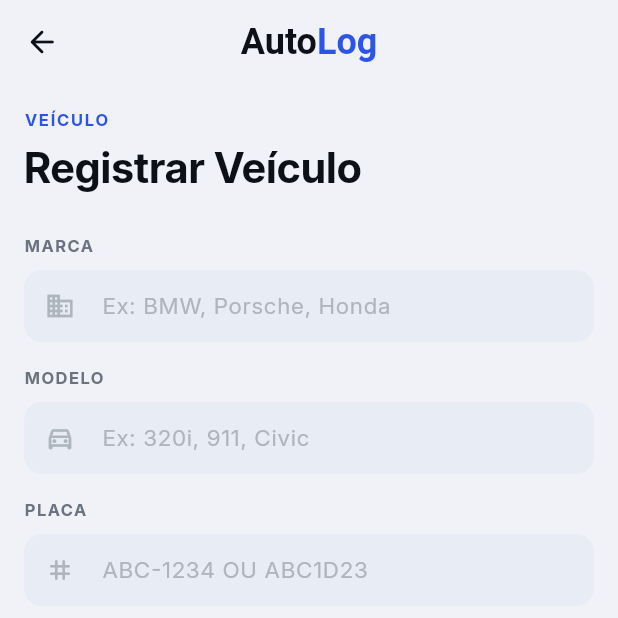
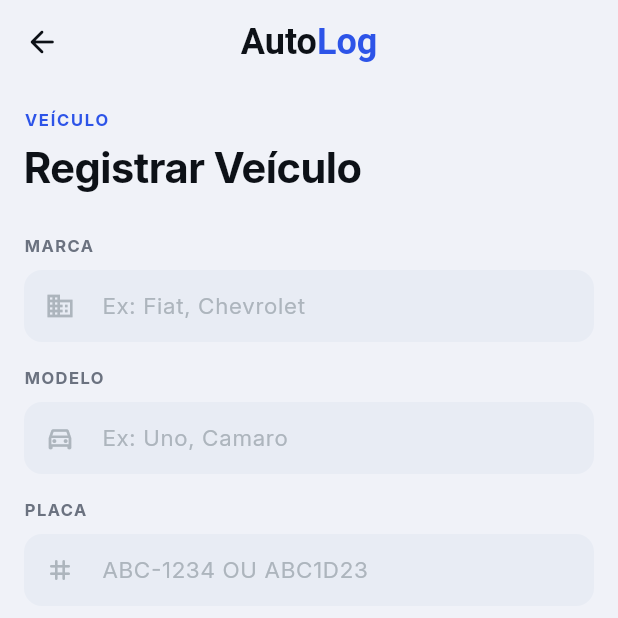
Before and after one commit to paulohm0/autolog_app, a Flutter app: the screen it shows after launch, on a phone screen of 412 x 824 dp, the top half of it. Run offline on Flutter 3.47's test engine with Material 3 defaults, Android fonts, the phone set to English and light mode, and no system bars.

Commit message:
feat: centralize string constants

```diff
--- /dev/null
+++ b/lib/core/constants/app_strings.dart
@@ -0,0 +1,55 @@
+class AppStrings {
+  AppStrings._();
+
+  // Brand
+  static const String appBrandName = 'AutoLog';
+  static const String appBrandNameSplit1 = "Auto";
+  static const String appBrandNameSplit2 = "Log";
+  static const String proBadge = 'PRO';
+
+  // Home Screen
+  static const String totalExpenseLabel = 'TOTAL GASTO COM MANUTENÇÃO EM 2024';
+  static const String activeVehiclesLabel = 'Veículos Ativos';
+  static const String nextOilChangeLabel = 'Próxima Troca de Óleo';
+  static const String maintenanceHistory = 'Histórico de Manutenção';
+  static const String filters = 'Filtros';
+  static const String allVehicles = 'Todos os Veículos';
+  static const String vehicleFilter = 'VEÍCULO';
+  static const String yearFilter = 'ANO';
+
+  // Register Vehicle Screen
+  static const String vehicleSection = 'VEÍCULO';
+  static const String registerVehicleTitle = 'Registrar Veículo';
+  static const String brandLabel = 'Marca';
+  static const String brandHint = 'Ex: Fiat, Chevrolet';
+  static const String modelLabel = 'Modelo';
+  static const String modelHint = 'Ex: Uno, Camaro';
+  static const String plateLabel = 'Placa';
+  static const String plateHint = 'ABC-1234 OU ABC1D23';
+  static const String optionalDetails = 'Detalhes Opcionais';
+  static const String yearLabel = 'ANO';
+  static const String colorLabel = 'COR';
+  static const String saveVehicleButton = 'Salvar Veículo';
+  static const String saveVehicleDescription =
+      'Ao salvar, este veículo será adicionado à sua\ngaragem digital e sincronizado com sua conta.';
+
+  // Register Service Screen
+  static const String maintenanceSection = 'MANUTENÇÃO';
+  static const String registerServiceTitle = 'Registrar Serviço';
+  static const String vehicleLabel = 'Veículo';
+  static const String selectCarHint = 'Selecione o carro';
+  static const String maintenanceDateLabel = 'DATA DA MANUTENÇÃO';
+  static const String dateHint = 'dd/mm/aaaa';
+  static const String workshopLabel = 'Oficina / Estabelecimento';
+  static const String workshopHint = 'Ex: Performance Garage SP';
+  static const String serviceValueLabel = "VALOR DO SERVIÇO";
+  static const String servicesDescriptionLabel =
+      'Descrição dos Serviços e Peças';
+  static const String servicesDescriptionHint =
+      'Descreva os itens trocados e serviços realizados...';
+  static const String totalValueLabel = 'VALOR TOTAL';
+  static const String moneySignLabel = 'R\$';
+  static const String saveMaintenanceButton = 'Salvar Manutenção';
+  static const String valueWarning =
+      '* O valor inserido será contabilizado no seu relatório anual de gastos automotivos automaticamente.';
+}
--- a/lib/core/theme/app_theme.dart
+++ b/lib/core/theme/app_theme.dart
@@ -1,6 +1,30 @@
 import 'package:flutter/material.dart';
 
+class AppTheme {
+  AppTheme._(); // impedir instanciação
+  static ThemeData get theme {
+    return ThemeData(
+      useMaterial3: true,
+      colorScheme: ColorScheme.fromSeed(seedColor: AppColors.primary),
+      scaffoldBackgroundColor: AppColors.background,
+      fontFamily: AppTextStyles.fontFamily,
+      appBarTheme: const AppBarTheme(
+        backgroundColor: AppColors.background,
+        elevation: 0,
+        scrolledUnderElevation: 0,
+        iconTheme: IconThemeData(color: AppColors.textPrimary),
+        titleTextStyle: TextStyle(
+          fontSize: 18,
+          fontWeight: FontWeight.w700,
+          color: AppColors.textPrimary,
+        ),
+      ),
+    );
+  }
+}
+
 class AppColors {
+  AppColors._();
   // Primary
   static const Color primary = Color(0xFF2D54E8);
   static const Color primaryDark = Color(0xFF1A3CC9);
@@ -28,6 +52,7 @@ class AppColors {
 }
 
 class AppTextStyles {
+  AppTextStyles._();
   static const String fontFamily = 'Inter';
 
   static const TextStyle displayLarge = TextStyle(
@@ -103,29 +128,8 @@ class AppTextStyles {
   );
 }
 
-class AppTheme {
-  static ThemeData get theme {
-    return ThemeData(
-      useMaterial3: true,
-      colorScheme: ColorScheme.fromSeed(seedColor: AppColors.primary),
-      scaffoldBackgroundColor: AppColors.background,
-      fontFamily: AppTextStyles.fontFamily,
-      appBarTheme: const AppBarTheme(
-        backgroundColor: AppColors.background,
-        elevation: 0,
-        scrolledUnderElevation: 0,
-        iconTheme: IconThemeData(color: AppColors.textPrimary),
-        titleTextStyle: TextStyle(
-          fontSize: 18,
-          fontWeight: FontWeight.w700,
-          color: AppColors.textPrimary,
-        ),
-      ),
-    );
-  }
-}
-
 class AppSpacing {
+  AppSpacing._();
   static const double xs = 4;
   static const double sm = 8;
   static const double md = 12;
@@ -136,6 +140,7 @@ class AppSpacing {
 }
 
 class AppRadius {
+  AppRadius._();
   static const double sm = 8;
   static const double md = 12;
   static const double lg = 16;
--- a/lib/main.dart
+++ b/lib/main.dart
@@ -1,3 +1,4 @@
+import 'package:autolog_app/core/constants/app_strings.dart';
 import 'package:autolog_app/core/theme/app_theme.dart';
 import 'package:autolog_app/ui/home/view/home_screen.dart';
 import 'package:autolog_app/ui/register_service/view/register_service_screen.dart';
@@ -15,7 +16,7 @@ class AutoLogApp extends StatelessWidget {
   Widget build(BuildContext context) {
     return MaterialApp(
       debugShowCheckedModeBanner: false,
-      title: 'AutoLog',
+      title: AppStrings.appBrandName,
       theme: AppTheme.theme,
       initialRoute: '/register_vehicle',
       routes: {
--- a/lib/ui/register_vehicle/view/register_vehicle_screen.dart
+++ b/lib/ui/register_vehicle/view/register_vehicle_screen.dart
@@ -1,3 +1,4 @@
+import 'package:autolog_app/core/constants/app_strings.dart';
 import 'package:autolog_app/core/theme/app_theme.dart';
 import 'package:autolog_app/ui/widgets/app_text_field.dart';
 import 'package:autolog_app/ui/widgets/autolog_brand.dart';
@@ -21,7 +22,7 @@ class RegisterVehicleScreen extends StatelessWidget {
           text: TextSpan(
             children: [
               TextSpan(
-                text: 'Auto',
+                text: AppStrings.appBrandNameSplit1,
                 style: TextStyle(
                   fontSize: 24,
                   fontWeight: FontWeight.bold,
@@ -29,7 +30,7 @@ class RegisterVehicleScreen extends StatelessWidget {
                 ),
               ),
               TextSpan(
-                text: 'Log',
+                text: AppStrings.appBrandNameSplit2,
                 style: TextStyle(
                   fontSize: 24,
                   fontWeight: FontWeight.bold,
@@ -69,14 +70,17 @@ class RegisterVehicleScreen extends StatelessWidget {
       crossAxisAlignment: CrossAxisAlignment.start,
       children: [
         Text(
-          'VEÍCULO',
+          AppStrings.vehicleSection,
           style: AppTextStyles.labelLarge.copyWith(
             color: AppColors.primary,
             letterSpacing: 1.2,
           ),
         ),
         const SizedBox(height: AppSpacing.xs),
-        Text('Registrar Veículo', style: AppTextStyles.displayMedium),
+        Text(
+          AppStrings.registerVehicleTitle,
+          style: AppTextStyles.displayMedium,
+        ),
       ],
     );
   }
@@ -85,20 +89,20 @@ class RegisterVehicleScreen extends StatelessWidget {
     return Column(
       children: const [
         AppTextField(
-          label: 'Marca',
-          hintText: 'Ex: BMW, Porsche, Honda',
+          label: AppStrings.brandLabel,
+          hintText: AppStrings.brandHint,
           prefixIcon: Icons.business_outlined,
         ),
         SizedBox(height: AppSpacing.lg),
         AppTextField(
-          label: 'Modelo',
-          hintText: 'Ex: 320i, 911, Civic',
+          label: AppStrings.modelLabel,
+          hintText: AppStrings.modelHint,
           prefixIcon: Icons.directions_car_outlined,
         ),
         SizedBox(height: AppSpacing.lg),
         AppTextField(
-          label: 'Placa',
-          hintText: 'ABC-1234 OU ABC1D23',
+          label: AppStrings.plateLabel,
+          hintText: AppStrings.plateHint,
           prefixIcon: Icons.tag_rounded,
         ),
       ],
@@ -126,18 +130,24 @@ class RegisterVehicleScreen extends StatelessWidget {
                 ),
               ),
               const SizedBox(width: AppSpacing.sm),
-              Text('Detalhes Opcionais', style: AppTextStyles.titleLarge),
+              Text(AppStrings.optionalDetails, style: AppTextStyles.titleLarge),
             ],
           ),
           const SizedBox(height: AppSpacing.lg),
           Row(
             children: [
               Expanded(
-                child: _OptionalField(label: 'ANO', value: '2024'),
+                child: _OptionalField(
+                  label: AppStrings.yearLabel,
+                  value: '2024',
+                ),
               ),
               const SizedBox(width: AppSpacing.md),
               Expanded(
-                child: _OptionalField(label: 'COR', value: 'Prata'),
+                child: _OptionalField(
+                  label: AppStrings.colorLabel,
+                  value: 'Prata',
+                ),
               ),
             ],
           ),
@@ -150,12 +160,12 @@ class RegisterVehicleScreen extends StatelessWidget {
     return Column(
       children: [
         const PrimaryButton(
-          label: 'Salvar Veículo',
+          label: AppStrings.saveVehicleButton,
           icon: Icons.save_alt_rounded,
         ),
         const SizedBox(height: AppSpacing.md),
         Text(
-          'Ao salvar, este veículo será adicionado à sua\ngaragem digital e sincronizado com sua conta.',
+          AppStrings.saveVehicleDescription,
           textAlign: TextAlign.center,
           style: AppTextStyles.bodySmall.copyWith(fontSize: 12),
         ),
--- a/lib/ui/widgets/autolog_brand.dart
+++ b/lib/ui/widgets/autolog_brand.dart
@@ -1,3 +1,4 @@
+import 'package:autolog_app/core/constants/app_strings.dart';
 import 'package:autolog_app/core/theme/app_theme.dart';
 import 'package:flutter/material.dart';
 
@@ -13,7 +14,7 @@ class AutoLogBrand extends StatelessWidget {
       mainAxisSize: MainAxisSize.min,
       children: [
         Text(
-          'AutoLog',
+          AppStrings.appBrandName,
           style: TextStyle(
             fontSize: 14,
             fontWeight: FontWeight.w700,
@@ -30,7 +31,7 @@ class AutoLogBrand extends StatelessWidget {
               borderRadius: BorderRadius.circular(AppRadius.sm),
             ),
             child: Text(
-              'PRO',
+              AppStrings.proBadge,
               style: TextStyle(
                 fontSize: 9,
                 fontWeight: FontWeight.w800,
--- a/lib/ui/widgets/maintenance_card.dart
+++ b/lib/ui/widgets/maintenance_card.dart
@@ -1,3 +1,4 @@
+import 'package:autolog_app/core/constants/app_strings.dart';
 import 'package:autolog_app/core/theme/app_theme.dart';
 import 'package:flutter/material.dart';
 
@@ -80,7 +81,7 @@ class MaintenanceCard extends StatelessWidget {
           const SizedBox(height: AppSpacing.md),
           const Divider(color: AppColors.border, height: 1),
           const SizedBox(height: AppSpacing.md),
-          Text('VALOR DO SERVIÇO', style: AppTextStyles.labelMedium),
+          Text(AppStrings.serviceValueLabel, style: AppTextStyles.labelMedium),
           const SizedBox(height: 4),
           Text(
             amount,
```
Also changed, not shown: lib/ui/home/view/home_screen.dart (+14 -10 lines), lib/ui/register_service/view/register_service_screen.dart (+23 -16 lines).
